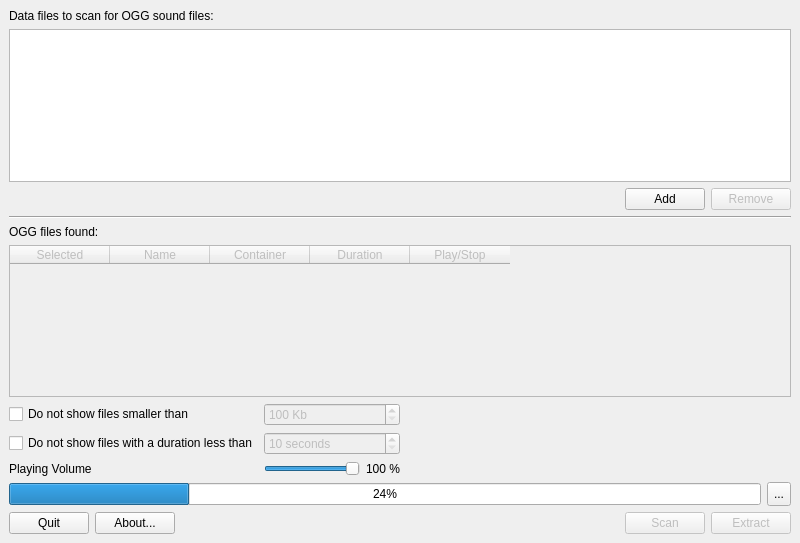
Before: the Qt Designer form OGGExtractor.ui in FelixdelasPozas/OGG-Extractor, drawn with Qt 5.
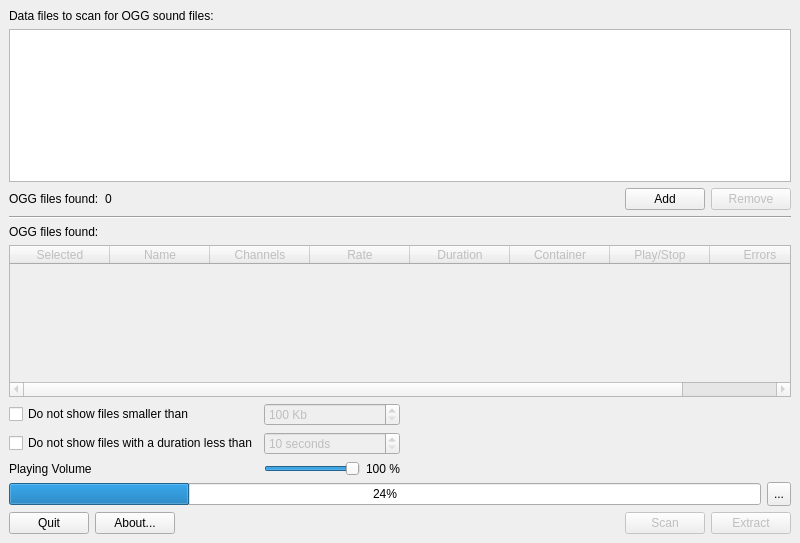
After: the same form once the commit is applied. Icons and pictures are not drawn.

Commit message: Progress notification using taskbar button. Faster file scanning. File table now includes number of channels, bitrate and errors. Notification of number of detected OGG streams during scanning process. Fix: wrong sample type caused errors when modifying the volume while playing the stream.

```diff
--- a/OGGExtractor.ui
+++ b/OGGExtractor.ui
@@ -51,6 +51,20 @@
     </item>
     <item>
      <layout class="QHBoxLayout" name="horizontalLayout_5">
+      <item>
+       <widget class="QLabel" name="label_3">
+        <property name="text">
+         <string>OGG files found:</string>
+        </property>
+       </widget>
+      </item>
+      <item>
+       <widget class="QLabel" name="m_streamsCount">
+        <property name="text">
+         <string>0</string>
+        </property>
+       </widget>
+      </item>
       <item>
        <spacer name="horizontalSpacer_3">
         <property name="orientation">
@@ -118,7 +132,7 @@
        <bool>true</bool>
       </property>
       <property name="columnCount">
-       <number>5</number>
+       <number>8</number>
       </property>
       <attribute name="verticalHeaderVisible">
        <bool>false</bool>
@@ -141,10 +155,12 @@
       </column>
       <column>
        <property name="text">
-        <string>Container</string>
+        <string>Channels</string>
        </property>
-       <property name="toolTip">
-        <string>Container of the file</string>
+      </column>
+      <column>
+       <property name="text">
+        <string>Rate</string>
        </property>
       </column>
       <column>
@@ -155,6 +171,14 @@
         <string>File Duration</string>
        </property>
       </column>
+      <column>
+       <property name="text">
+        <string>Container</string>
+       </property>
+       <property name="toolTip">
+        <string>Container of the file</string>
+       </property>
+      </column>
       <column>
        <property name="text">
         <string>Play/Stop</string>
@@ -163,6 +187,11 @@
         <string>Sound file player</string>
        </property>
       </column>
+      <column>
+       <property name="text">
+        <string>Errors</string>
+       </property>
+      </column>
      </widget>
     </item>
     <item>
```
The commit also changes 8 other files.
